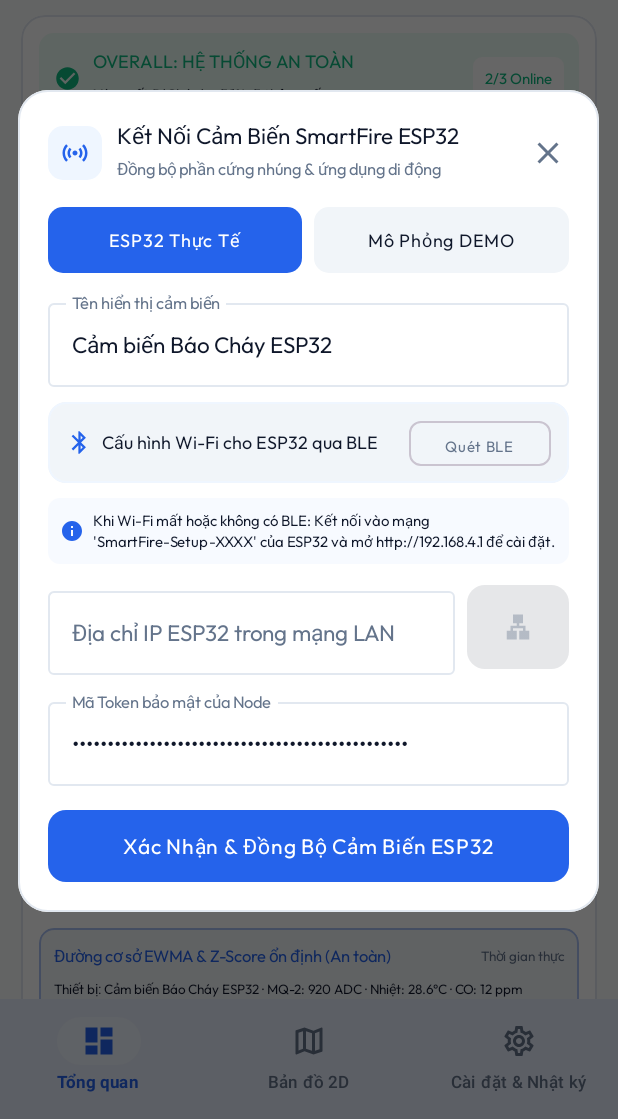
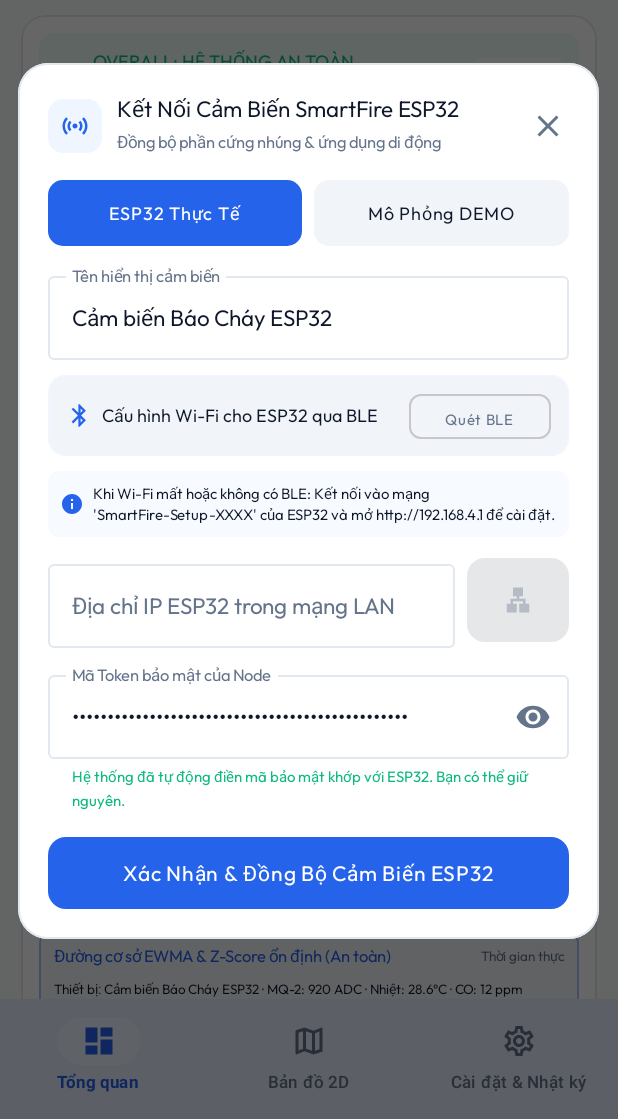
Before and after one commit to NirussVn0/Smartfire-AI, an Android app built with Jetpack Compose: the composable AppNavigation shown on its own in the app's theme, after a tap on "Thêm", on a phone screen of 412 x 824 dp, the part 117-1236 px from its top. Run offline under Robolectric (Android 15) with nearby library versions, the phone set to English and light mode, and no system bars; our stand-ins replace Room's generated code; 1 other tap on this screen came first.

Commit message:
fix(ble): optimize device discovery, add LE transport and watchdog, improve token visibility

```diff
--- a/app/src/main/java/com/example/ui/screens/devices/AddDeviceWizardDialog.kt
+++ b/app/src/main/java/com/example/ui/screens/devices/AddDeviceWizardDialog.kt
@@ -27,6 +27,8 @@ import androidx.compose.material.icons.filled.Close
 import androidx.compose.material.icons.filled.Info
 import androidx.compose.material.icons.filled.Lan
 import androidx.compose.material.icons.filled.Sensors
+import androidx.compose.material.icons.filled.Visibility
+import androidx.compose.material.icons.filled.VisibilityOff
 import androidx.compose.material3.Button
 import androidx.compose.material3.ButtonDefaults
 import androidx.compose.material3.CircularProgressIndicator
@@ -53,6 +55,7 @@ import androidx.compose.ui.platform.LocalContext
 import androidx.compose.ui.platform.testTag
 import androidx.compose.ui.text.font.FontWeight
 import androidx.compose.ui.text.input.PasswordVisualTransformation
+import androidx.compose.ui.text.input.VisualTransformation
 import androidx.compose.ui.unit.dp
 import androidx.compose.ui.unit.sp
 import androidx.compose.ui.window.Dialog
@@ -89,6 +92,7 @@ fun AddDeviceWizardDialog(
     var targetIp by remember { mutableStateOf("") }
     var detectedDeviceId by remember { mutableStateOf("smartfire-node-01") }
     var nodeToken by remember { mutableStateOf(SmartFireRepository.DEFAULT_TOKEN) }
+    var showToken by remember { mutableStateOf(false) }
 
     // BLE Provisioning fields
     var isBleScanOpen by remember { mutableStateOf(false) }
@@ -148,6 +152,12 @@ fun AddDeviceWizardDialog(
             }
             is BleConnectionState.Disconnected -> {
                 isGattReady = false
+                if (isSendingBleConfig) {
+                    isSendingBleConfig = false
+                    bleFeedbackMessage = "Mất kết nối BLE khi đang nạp cấu hình Wi-Fi."
+                } else if (selectedBleDevice != null) {
+                    bleFeedbackMessage = "Đã ngắt kết nối BLE. Nhấn vào thiết bị để kết nối lại."
+                }
             }
         }
     }
@@ -323,8 +333,8 @@ fun AddDeviceWizardDialog(
                                     if (bleDevices.isEmpty() && scanState !is BleScanState.Scanning) {
                                         Text("Chưa tìm thấy SmartFire BLE. Kiểm tra ESP32 đã cấp nguồn.", color = TextSecondary, fontSize = 11.sp)
                                     } else {
-                                        LazyColumn(modifier = Modifier.height(90.dp)) {
-                                            items(bleDevices) { dev ->
+                                        LazyColumn(modifier = Modifier.height(100.dp)) {
+                                            items(bleDevices, key = { it.address }) { dev ->
                                                 val isSelected = selectedBleDevice?.address == dev.address
                                                 Row(
                                                     modifier = Modifier
@@ -341,11 +351,36 @@ fun AddDeviceWizardDialog(
                                                     horizontalArrangement = Arrangement.SpaceBetween,
                                                     verticalAlignment = Alignment.CenterVertically
                                                 ) {
-                                                    Column {
+                                                    Column(modifier = Modifier.weight(1f)) {
                                                         Text(dev.name, color = TextPrimary, fontSize = 12.sp, fontWeight = FontWeight.Bold)
                                                         Text(dev.address, color = TextSecondary, fontSize = 9.sp)
                                                     }
-                                                    Text("${dev.rssi} dBm", color = PrimaryBlue, fontSize = 11.sp, fontWeight = FontWeight.SemiBold)
+                                                    Row(verticalAlignment = Alignment.CenterVertically) {
+                                                        if (isSelected) {
+                                                            when (bleConnectionState) {
+                                                                is BleConnectionState.Connecting -> {
+                                                                    CircularProgressIndicator(
+                                                                        modifier = Modifier.size(12.dp),
+                                                                        color = PrimaryBlue,
+                                                                        strokeWidth = 2.dp
+                                                                    )
+                                                                    Spacer(modifier = Modifier.width(6.dp))
+                                                                }
+                                                                is BleConnectionState.Connected,
+                                                                is BleConnectionState.ServicesDiscovered -> {
+                                                                    Icon(
+                                                                        Icons.Default.CheckCircle,
+                                                                        contentDescription = "Đã kết nối",
+                                                                        tint = NormalGreen,
+                                                                        modifier = Modifier.size(14.dp)
+                                                                    )
+                                                                    Spacer(modifier = Modifier.width(6.dp))
+                                                                }
+                                                                else -> {}
+                                                            }
+                                                        }
+                                                        Text("${dev.rssi} dBm", color = PrimaryBlue, fontSize = 11.sp, fontWeight = FontWeight.SemiBold)
+                                                    }
                                                 }
                                             }
                                         }
@@ -415,10 +450,20 @@ fun AddDeviceWizardDialog(
 
                                     if (bleFeedbackMessage != null) {
                                         Spacer(modifier = Modifier.height(6.dp))
+                                        val isSuccess = bleFeedbackMessage!!.contains("thành công", ignoreCase = true)
+                                        val isErr = bleFeedbackMessage!!.contains("thất bại", ignoreCase = true) ||
+                                                bleFeedbackMessage!!.contains("lỗi", ignoreCase = true) ||
+                                                bleFeedbackMessage!!.contains("hết thời gian", ignoreCase = true) ||
+                                                bleFeedbackMessage!!.contains("mất kết nối", ignoreCase = true)
                                         Text(
                                             bleFeedbackMessage!!,
-                                            color = if (bleFeedbackMessage!!.contains("thành công", ignoreCase = true)) NormalGreen else TextSecondary,
-                                            fontSize = 11.sp
+                                            color = when {
+                                                isSuccess -> NormalGreen
+                                                isErr -> CriticalAlarmRed
+                                                else -> TextSecondary
+                                            },
+                                            fontSize = 11.sp,
+                                            fontWeight = if (isSuccess || isErr) FontWeight.SemiBold else FontWeight.Normal
                                         )
                                     }
                                 }
@@ -531,7 +576,23 @@ fun AddDeviceWizardDialog(
                     },
                     label = { Text("Mã Token bảo mật của Node") },
                     placeholder = { Text("Nhập API Token bảo mật (>= 24 ký tự)") },
-                    visualTransformation = PasswordVisualTransformation(),
+                    supportingText = {
+                        Text(
+                            "Hệ thống đã tự động điền mã bảo mật khớp với ESP32. Bạn có thể giữ nguyên.",
+                            fontSize = 10.sp,
+                            color = NormalGreen
+                        )
+                    },
+                    trailingIcon = {
+                        IconButton(onClick = { showToken = !showToken }) {
+                            Icon(
+                                imageVector = if (showToken) Icons.Default.VisibilityOff else Icons.Default.Visibility,
+                                contentDescription = "Hiện/Ẩn Token",
+                                tint = TextSecondary
+                            )
+                        }
+                    },
+                    visualTransformation = if (showToken) VisualTransformation.None else PasswordVisualTransformation(),
                     singleLine = true,
                     modifier = Modifier
                         .fillMaxWidth()
```
Also changed, not shown: app/src/main/java/com/example/data/ble/BleProvisioningManager.kt (+125 -27 lines).
